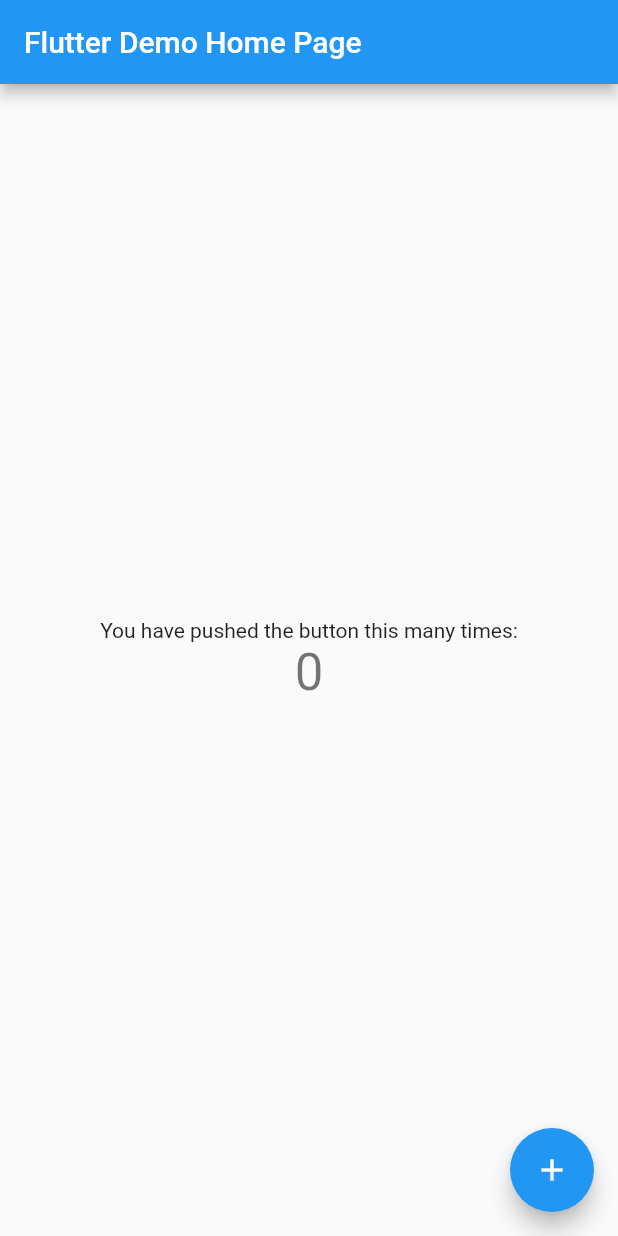
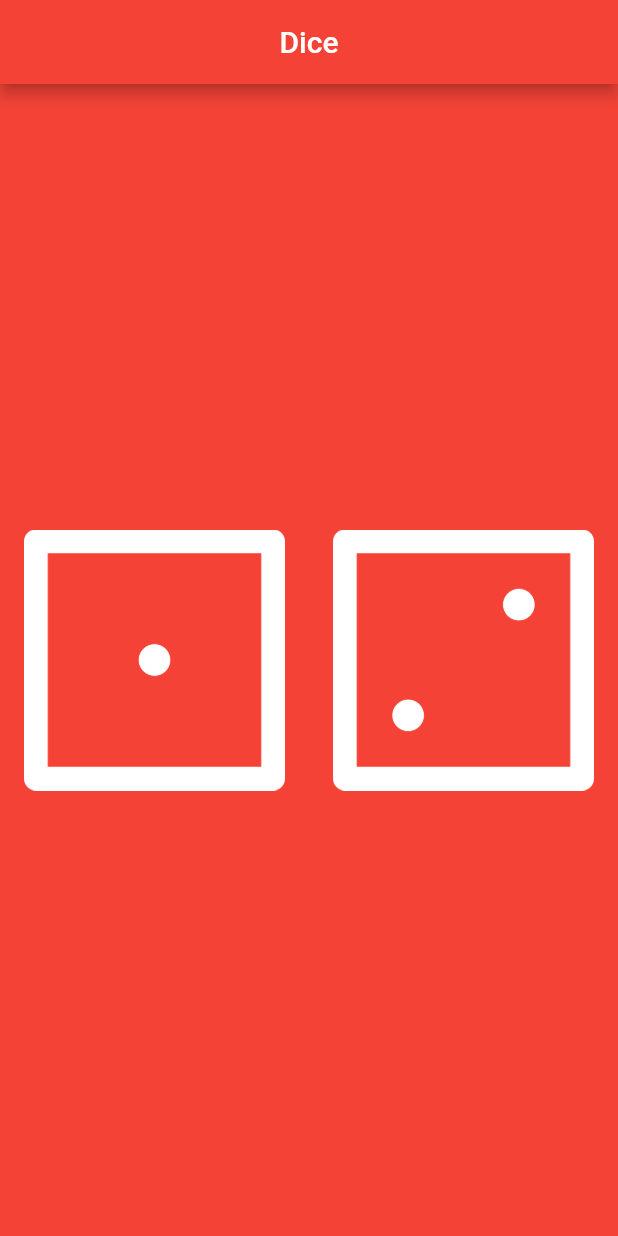
Before and after one commit to isara-ovin/flutter-dice, a Flutter app: the screen it shows after launch, on a phone screen of 412 x 824 dp. Run offline on Flutter 3.47's test engine with Material 2 defaults, Android fonts, the phone set to English and light mode, and no system bars.

Commit message:
First Ui screen

```diff
--- a/lib/main.dart
+++ b/lib/main.dart
@@ -1,113 +1,44 @@
 import 'package:flutter/material.dart';
 
 void main() {
-  runApp(MyApp());
+  return runApp(MaterialApp(
+    home: Scaffold(
+      backgroundColor: Colors.red,
+      appBar: AppBar(
+        backgroundColor: Colors.red,
+        title: Center(
+          child: Text(
+            'Dice',
+            textAlign: TextAlign.center,
+          ),
+        ),
+      ),
+      body: DicePage(),
+    ),
+  ));
 }
 
-class MyApp extends StatelessWidget {
-  // This widget is the root of your application.
+class DicePage extends StatelessWidget {
   @override
   Widget build(BuildContext context) {
-    return MaterialApp(
-      title: 'Flutter Demo',
-      theme: ThemeData(
-        // This is the theme of your application.
-        //
-        // Try running your application with "flutter run". You'll see the
-        // application has a blue toolbar. Then, without quitting the app, try
-        // changing the primarySwatch below to Colors.green and then invoke
-        // "hot reload" (press "r" in the console where you ran "flutter run",
-        // or simply save your changes to "hot reload" in a Flutter IDE).
-        // Notice that the counter didn't reset back to zero; the application
-        // is not restarted.
-        primarySwatch: Colors.blue,
+    // TODO: implement build
+    return Center(
+      child: Row(
+        children: [
+          Expanded(
+            child: Padding(
+              padding: const EdgeInsets.all(16.0),
+              child: Image.asset('images/dice1.png'),
+            ),
+          ),
+          Expanded(
+            child: Padding(
+              padding: const EdgeInsets.all(16.0),
+              child: Image.asset('images/dice2.png'),
+            ),
+          ),
+        ],
       ),
-      home: MyHomePage(title: 'Flutter Demo Home Page'),
     );
   }
 }
-
-class MyHomePage extends StatefulWidget {
-  MyHomePage({Key? key, required this.title}) : super(key: key);
-
-  // This widget is the home page of your application. It is stateful, meaning
-  // that it has a State object (defined below) that contains fields that affect
-  // how it looks.
-
-  // This class is the configuration for the state. It holds the values (in this
-  // case the title) provided by the parent (in this case the App widget) and
-  // used by the build method of the State. Fields in a Widget subclass are
-  // always marked "final".
-
-  final String title;
-
-  @override
-  _MyHomePageState createState() => _MyHomePageState();
-}
-
-class _MyHomePageState extends State<MyHomePage> {
-  int _counter = 0;
-
-  void _incrementCounter() {
-    setState(() {
-      // This call to setState tells the Flutter framework that something has
-      // changed in this State, which causes it to rerun the build method below
-      // so that the display can reflect the updated values. If we changed
-      // _counter without calling setState(), then the build method would not be
-      // called again, and so nothing would appear to happen.
-      _counter++;
-    });
-  }
-
-  @override
-  Widget build(BuildContext context) {
-    // This method is rerun every time setState is called, for instance as done
-    // by the _incrementCounter method above.
-    //
-    // The Flutter framework has been optimized to make rerunning build methods
-    // fast, so that you can just rebuild anything that needs updating rather
-    // than having to individually change instances of widgets.
-    return Scaffold(
-      appBar: AppBar(
-        // Here we take the value from the MyHomePage object that was created by
-        // the App.build method, and use it to set our appbar title.
-        title: Text(widget.title),
-      ),
-      body: Center(
-        // Center is a layout widget. It takes a single child and positions it
-        // in the middle of the parent.
-        child: Column(
-          // Column is also a layout widget. It takes a list of children and
-          // arranges them vertically. By default, it sizes itself to fit its
-          // children horizontally, and tries to be as tall as its parent.
-          //
-          // Invoke "debug painting" (press "p" in the console, choose the
-          // "Toggle Debug Paint" action from the Flutter Inspector in Android
-          // Studio, or the "Toggle Debug Paint" command in Visual Studio Code)
-          // to see the wireframe for each widget.
-          //
-          // Column has various properties to control how it sizes itself and
-          // how it positions its children. Here we use mainAxisAlignment to
-          // center the children vertically; the main axis here is the vertical
-          // axis because Columns are vertical (the cross axis would be
-          // horizontal).
-          mainAxisAlignment: MainAxisAlignment.center,
-          children: <Widget>[
-            Text(
-              'You have pushed the button this many times:',
-            ),
-            Text(
-              '$_counter',
-              style: Theme.of(context).textTheme.headline4,
-            ),
-          ],
-        ),
-      ),
-      floatingActionButton: FloatingActionButton(
-        onPressed: _incrementCounter,
-        tooltip: 'Increment',
-        child: Icon(Icons.add),
-      ), // This trailing comma makes auto-formatting nicer for build methods.
-    );
-  }
-}
--- a/pubspec.yaml
+++ b/pubspec.yaml
@@ -46,7 +46,7 @@ flutter:
 
   # To add assets to your application, add an assets section, like this:
   assets:
-    - images
+    - images/
   #   - images/a_dot_ham.jpeg
 
   # An image asset can refer to one or more resolution-specific "variants", see
```
